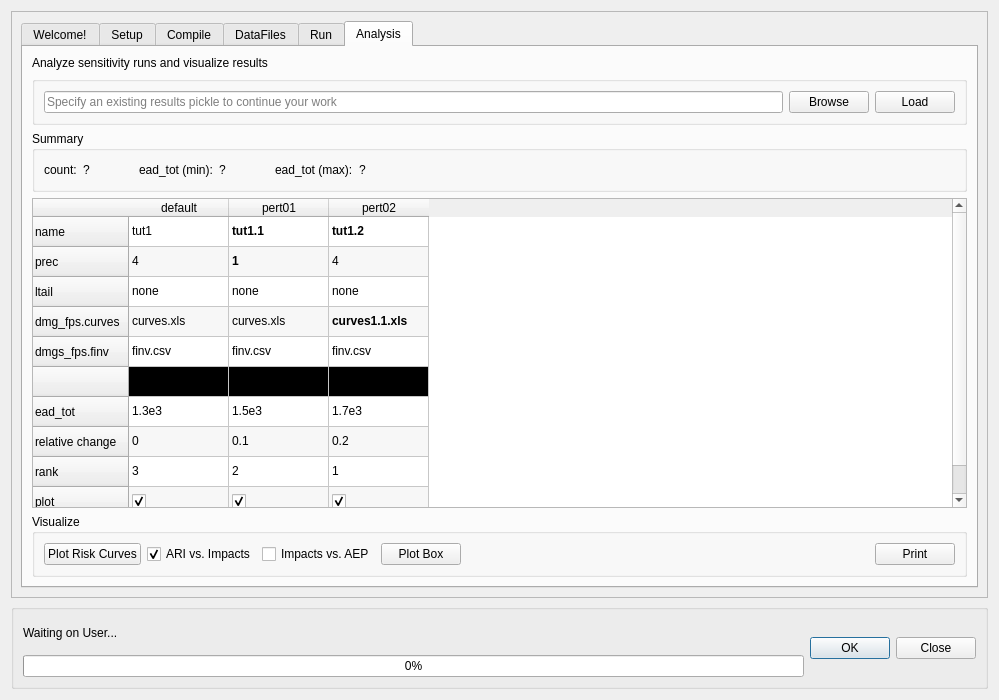
First picture: the form in canflood/sensi/sensi.ui, repository NRCan/CanFlood, before the edit.
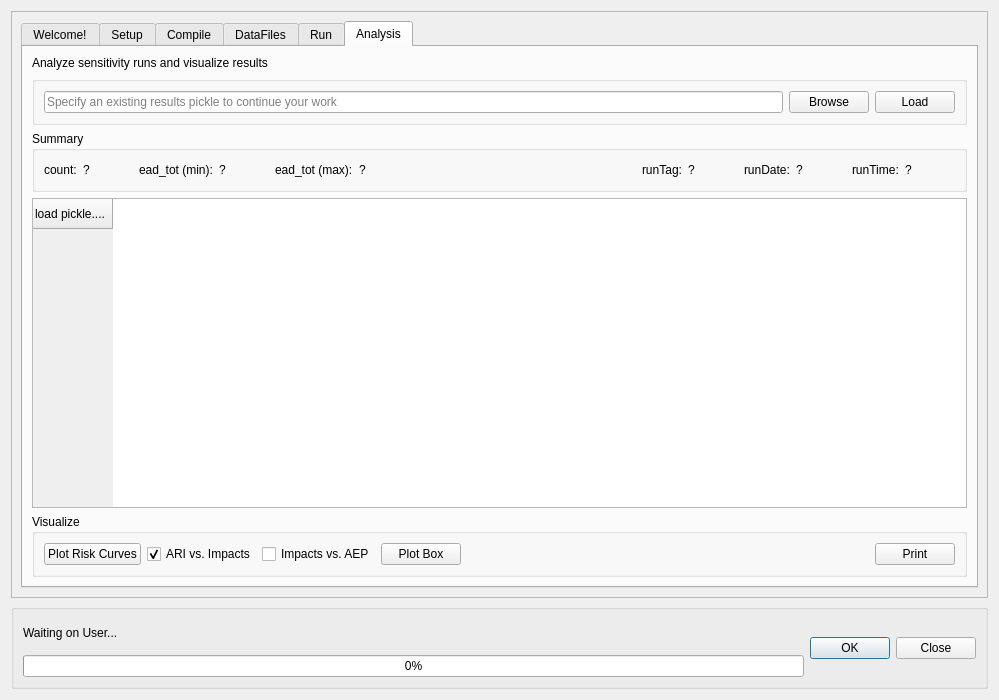
Second picture: the form after the edit. Icons and pictures are not drawn.

Diff of the .ui file:
```diff
--- a/canflood/sensi/sensi.ui
+++ b/canflood/sensi/sensi.ui
@@ -1623,6 +1623,72 @@
                 </property>
                </spacer>
               </item>
+              <item>
+               <widget class="QLabel" name="label_12">
+                <property name="text">
+                 <string>runTag:</string>
+                </property>
+               </widget>
+              </item>
+              <item>
+               <widget class="QLabel" name="label_A_S_runTag">
+                <property name="minimumSize">
+                 <size>
+                  <width>50</width>
+                  <height>0</height>
+                 </size>
+                </property>
+                <property name="text">
+                 <string>?</string>
+                </property>
+               </widget>
+              </item>
+              <item>
+               <widget class="QLabel" name="label_14">
+                <property name="text">
+                 <string>runDate:</string>
+                </property>
+               </widget>
+              </item>
+              <item>
+               <widget class="QLabel" name="label_A_S_runDate">
+                <property name="sizePolicy">
+                 <sizepolicy hsizetype="Minimum" vsizetype="Preferred">
+                  <horstretch>0</horstretch>
+                  <verstretch>0</verstretch>
+                 </sizepolicy>
+                </property>
+                <property name="minimumSize">
+                 <size>
+                  <width>50</width>
+                  <height>0</height>
+                 </size>
+                </property>
+                <property name="text">
+                 <string>?</string>
+                </property>
+               </widget>
+              </item>
+              <item>
+               <widget class="QLabel" name="label_17">
+                <property name="text">
+                 <string>runTime:</string>
+                </property>
+               </widget>
+              </item>
+              <item>
+               <widget class="QLabel" name="label_A_S_runTime">
+                <property name="minimumSize">
+                 <size>
+                  <width>50</width>
+                  <height>0</height>
+                 </size>
+                </property>
+                <property name="text">
+                 <string>?</string>
+                </property>
+               </widget>
+              </item>
              </layout>
             </widget>
            </item>
@@ -1633,282 +1699,9 @@
              </property>
              <row>
               <property name="text">
-               <string>name</string>
+               <string>load pickle....</string>
               </property>
              </row>
-             <row>
-              <property name="text">
-               <string>prec</string>
-              </property>
-             </row>
-             <row>
-              <property name="text">
-               <string>ltail</string>
-              </property>
-             </row>
-             <row>
-              <property name="text">
-               <string>dmg_fps.curves</string>
-              </property>
-             </row>
-             <row>
-              <property name="text">
-               <string>dmgs_fps.finv</string>
-              </property>
-             </row>
-             <row>
-              <property name="text">
-               <string/>
-              </property>
-             </row>
-             <row>
-              <property name="text">
-               <string>ead_tot</string>
-              </property>
-             </row>
-             <row>
-              <property name="text">
-               <string>relative change</string>
-              </property>
-             </row>
-             <row>
-              <property name="text">
-               <string>rank</string>
-              </property>
-             </row>
-             <row>
-              <property name="text">
-               <string>plot</string>
-              </property>
-             </row>
-             <column>
-              <property name="text">
-               <string>default</string>
-              </property>
-             </column>
-             <column>
-              <property name="text">
-               <string>pert01</string>
-              </property>
-             </column>
-             <column>
-              <property name="text">
-               <string>pert02</string>
-              </property>
-             </column>
-             <item row="0" column="0">
-              <property name="text">
-               <string>tut1</string>
-              </property>
-             </item>
-             <item row="0" column="1">
-              <property name="text">
-               <string>tut1.1</string>
-              </property>
-              <property name="font">
-               <font>
-                <weight>75</weight>
-                <bold>true</bold>
-               </font>
-              </property>
-             </item>
-             <item row="0" column="2">
-              <property name="text">
-               <string>tut1.2</string>
-              </property>
-              <property name="font">
-               <font>
-                <weight>75</weight>
-                <bold>true</bold>
-               </font>
-              </property>
-             </item>
-             <item row="1" column="0">
-              <property name="text">
-               <string>4</string>
-              </property>
-             </item>
-             <item row="1" column="1">
-              <property name="text">
-               <string>1</string>
-              </property>
-              <property name="font">
-               <font>
-                <weight>75</weight>
-                <bold>true</bold>
-               </font>
-              </property>
-             </item>
-             <item row="1" column="2">
-              <property name="text">
-               <string>4</string>
-              </property>
-             </item>
-             <item row="2" column="0">
-              <property name="text">
-               <string>none</string>
-              </property>
-             </item>
-             <item row="2" column="1">
-              <property name="text">
-               <string>none</string>
-              </property>
-             </item>
-             <item row="2" column="2">
-              <property name="text">
-               <string>none</string>
-              </property>
-             </item>
-             <item row="3" column="0">
-              <property name="text">
-               <string>curves.xls</string>
-              </property>
-             </item>
-             <item row="3" column="1">
-              <property name="text">
-               <string>curves.xls</string>
-              </property>
-             </item>
-             <item row="3" column="2">
-              <property name="text">
-               <string>curves1.1.xls</string>
-              </property>
-              <property name="font">
-               <font>
-                <weight>75</weight>
-                <bold>true</bold>
-               </font>
-              </property>
-             </item>
-             <item row="4" column="0">
-              <property name="text">
-               <string>finv.csv</string>
-              </property>
-             </item>
-             <item row="4" column="1">
-              <property name="text">
-               <string>finv.csv</string>
-              </property>
-             </item>
-             <item row="4" column="2">
-              <property name="text">
-               <string>finv.csv</string>
-              </property>
-             </item>
-             <item row="5" column="0">
-              <property name="text">
-               <string/>
-              </property>
-              <property name="background">
-               <brush brushstyle="SolidPattern">
-                <color alpha="255">
-                 <red>0</red>
-                 <green>0</green>
-                 <blue>0</blue>
-                </color>
-               </brush>
-              </property>
-             </item>
-             <item row="5" column="1">
-              <property name="text">
-               <string/>
-              </property>
-              <property name="background">
-               <brush brushstyle="SolidPattern">
-                <color alpha="255">
-                 <red>0</red>
-                 <green>0</green>
-                 <blue>0</blue>
-                </color>
-               </brush>
-              </property>
-             </item>
-             <item row="5" column="2">
-              <property name="text">
-               <string/>
-              </property>
-              <property name="background">
-               <brush brushstyle="SolidPattern">
-                <color alpha="255">
-                 <red>0</red>
-                 <green>0</green>
-                 <blue>0</blue>
-                </color>
-               </brush>
-              </property>
-             </item>
-             <item row="6" column="0">
-              <property name="text">
-               <string>1.3e3</string>
-              </property>
-             </item>
-             <item row="6" column="1">
-              <property name="text">
-               <string>1.5e3</string>
-              </property>
-             </item>
-             <item row="6" column="2">
-              <property name="text">
-               <string>1.7e3</string>
-              </property>
-             </item>
-             <item row="7" column="0">
-              <property name="text">
-               <string>0</string>
-              </property>
-             </item>
-             <item row="7" column="1">
-              <property name="text">
-               <string>0.1</string>
-              </property>
-             </item>
-             <item row="7" column="2">
-              <property name="text">
-               <string>0.2</string>
-              </property>
-             </item>
-             <item row="8" column="0">
-              <property name="text">
-               <string>3</string>
-              </property>
-             </item>
-             <item row="8" column="1">
-              <property name="text">
-               <string>2</string>
-              </property>
-             </item>
-             <item row="8" column="2">
-              <property name="text">
-               <string>1</string>
-              </property>
-             </item>
-             <item row="9" column="0">
-              <property name="text">
-               <string/>
-              </property>
-              <property name="checkState">
-               <enum>Checked</enum>
-              </property>
-             </item>
-             <item row="9" column="1">
-              <property name="text">
-               <string/>
-              </property>
-              <property name="checkState">
-               <enum>Checked</enum>
-              </property>
-              <property name="flags">
-               <set>ItemIsSelectable|ItemIsEditable|ItemIsDragEnabled|ItemIsUserCheckable|ItemIsEnabled</set>
-              </property>
-             </item>
-             <item row="9" column="2">
-              <property name="text">
-               <string/>
-              </property>
-              <property name="checkState">
-               <enum>Checked</enum>
-              </property>
-             </item>
             </widget>
            </item>
            <item>
```
Left out of the diff: 8 changed lines with no effect on the pictures.
